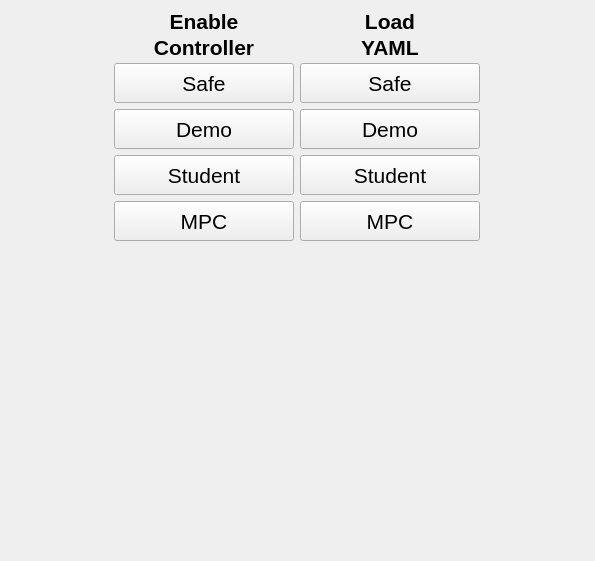
The window that pps_ws/src/d_fall_pps/GUI_Qt/flyingAgentGUI/forms/enablecontrollerloadyamlbar.ui (alexdidier/rampc-quadrotor) describes before a commit, drawn with Qt 5.
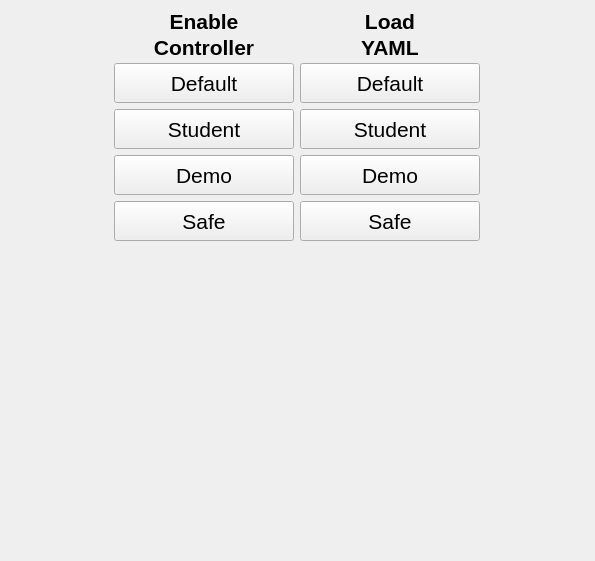
The same window after the commit.

What changed in the file:
```diff
--- a/pps_ws/src/d_fall_pps/GUI_Qt/flyingAgentGUI/forms/enablecontrollerloadyamlbar.ui
+++ b/pps_ws/src/d_fall_pps/GUI_Qt/flyingAgentGUI/forms/enablecontrollerloadyamlbar.ui
@@ -27,6 +27,62 @@
   <layout class="QGridLayout" name="gridLayout_2">
    <item row="0" column="0">
     <layout class="QGridLayout" name="gridLayout">
+     <item row="7" column="1">
+      <widget class="QPushButton" name="load_yaml_safe_button">
+       <property name="sizePolicy">
+        <sizepolicy hsizetype="Minimum" vsizetype="Fixed">
+         <horstretch>0</horstretch>
+         <verstretch>0</verstretch>
+        </sizepolicy>
+       </property>
+       <property name="minimumSize">
+        <size>
+         <width>120</width>
+         <height>40</height>
+        </size>
+       </property>
+       <property name="maximumSize">
+        <size>
+         <width>180</width>
+         <height>40</height>
+        </size>
+       </property>
+       <property name="text">
+        <string>Safe</string>
+       </property>
+      </widget>
+     </item>
+     <item row="7" column="0">
+      <widget class="QPushButton" name="enable_safe_button">
+       <property name="sizePolicy">
+        <sizepolicy hsizetype="Minimum" vsizetype="Fixed">
+         <horstretch>0</horstretch>
+         <verstretch>0</verstretch>
+        </sizepolicy>
+       </property>
+       <property name="minimumSize">
+        <size>
+         <width>120</width>
+         <height>40</height>
+        </size>
+       </property>
+       <property name="maximumSize">
+        <size>
+         <width>180</width>
+         <height>40</height>
+        </size>
+       </property>
+       <property name="font">
+        <font>
+         <weight>50</weight>
+         <bold>false</bold>
+        </font>
+       </property>
+       <property name="text">
+        <string>Safe</string>
+       </property>
+      </widget>
+     </item>
      <item row="0" column="0">
       <widget class="QLabel" name="enable_controller_top_label">
        <property name="sizePolicy">
@@ -95,7 +151,7 @@
        </property>
       </widget>
      </item>
-     <item row="3" column="1">
+     <item row="4" column="1">
       <widget class="QPushButton" name="load_yaml_demo_button">
        <property name="sizePolicy">
         <sizepolicy hsizetype="Minimum" vsizetype="Fixed">
@@ -120,7 +176,7 @@
        </property>
       </widget>
      </item>
-     <item row="3" column="0">
+     <item row="4" column="0">
       <widget class="QPushButton" name="enable_demo_button">
        <property name="sizePolicy">
         <sizepolicy hsizetype="Minimum" vsizetype="Fixed">
@@ -151,32 +207,7 @@
        </property>
       </widget>
      </item>
-     <item row="2" column="1">
-      <widget class="QPushButton" name="load_yaml_safe_button">
-       <property name="sizePolicy">
-        <sizepolicy hsizetype="Minimum" vsizetype="Fixed">
-         <horstretch>0</horstretch>
-         <verstretch>0</verstretch>
-        </sizepolicy>
-       </property>
-       <property name="minimumSize">
-        <size>
-         <width>120</width>
-         <height>40</height>
-        </size>
-       </property>
-       <property name="maximumSize">
-        <size>
-         <width>180</width>
-         <height>40</height>
-        </size>
-       </property>
-       <property name="text">
-        <string>Safe</string>
-       </property>
-      </widget>
-     </item>
-     <item row="6" column="0">
+     <item row="8" column="0">
       <spacer name="verticalSpacer">
        <property name="orientation">
         <enum>Qt::Vertical</enum>
@@ -257,7 +288,63 @@
        </property>
       </widget>
      </item>
-     <item row="4" column="0">
+     <item row="2" column="0">
+      <widget class="QPushButton" name="enable_default_button">
+       <property name="sizePolicy">
+        <sizepolicy hsizetype="Minimum" vsizetype="Fixed">
+         <horstretch>0</horstretch>
+         <verstretch>0</verstretch>
+        </sizepolicy>
+       </property>
+       <property name="minimumSize">
+        <size>
+         <width>120</width>
+         <height>40</height>
+        </size>
+       </property>
+       <property name="maximumSize">
+        <size>
+         <width>180</width>
+         <height>40</height>
+        </size>
+       </property>
+       <property name="font">
+        <font>
+         <weight>50</weight>
+         <bold>false</bold>
+        </font>
+       </property>
+       <property name="text">
+        <string>Default</string>
+       </property>
+      </widget>
+     </item>
+     <item row="2" column="1">
+      <widget class="QPushButton" name="load_yaml_default_button">
+       <property name="sizePolicy">
+        <sizepolicy hsizetype="Minimum" vsizetype="Fixed">
+         <horstretch>0</horstretch>
+         <verstretch>0</verstretch>
+        </sizepolicy>
+       </property>
+       <property name="minimumSize">
+        <size>
+         <width>120</width>
+         <height>40</height>
+        </size>
+       </property>
+       <property name="maximumSize">
+        <size>
+         <width>180</width>
+         <height>40</height>
+        </size>
+       </property>
+       <property name="text">
+        <string>Default</string>
+       </property>
+      </widget>
+     </item>
+     <item row="3" column="0">
       <widget class="QPushButton" name="enable_student_button">
        <property name="sizePolicy">
         <sizepolicy hsizetype="Minimum" vsizetype="Fixed">
@@ -288,7 +375,7 @@
        </property>
       </widget>
      </item>
-     <item row="4" column="1">
+     <item row="3" column="1">
       <widget class="QPushButton" name="load_yaml_student_button">
        <property name="sizePolicy">
         <sizepolicy hsizetype="Minimum" vsizetype="Fixed">
@@ -313,93 +400,6 @@
        </property>
       </widget>
      </item>
-     <item row="5" column="0">
-      <widget class="QPushButton" name="enable_mpc_button">
-       <property name="sizePolicy">
-        <sizepolicy hsizetype="Minimum" vsizetype="Fixed">
-         <horstretch>0</horstretch>
-         <verstretch>0</verstretch>
-        </sizepolicy>
-       </property>
-       <property name="minimumSize">
-        <size>
-         <width>120</width>
-         <height>40</height>
-        </size>
-       </property>
-       <property name="maximumSize">
-        <size>
-         <width>180</width>
-         <height>40</height>
-        </size>
-       </property>
-       <property name="font">
-        <font>
-         <weight>50</weight>
-         <bold>false</bold>
-        </font>
-       </property>
-       <property name="text">
-        <string>MPC</string>
-       </property>
-      </widget>
-     </item>
-     <item row="5" column="1">
-      <widget class="QPushButton" name="load_yaml_mpc_button">
-       <property name="sizePolicy">
-        <sizepolicy hsizetype="Minimum" vsizetype="Fixed">
-         <horstretch>0</horstretch>
-         <verstretch>0</verstretch>
-        </sizepolicy>
-       </property>
-       <property name="minimumSize">
-        <size>
-         <width>120</width>
-         <height>40</height>
-        </size>
-       </property>
-       <property name="maximumSize">
-        <size>
-         <width>180</width>
-         <height>40</height>
-        </size>
-       </property>
-       <property name="text">
-        <string>MPC</string>
-       </property>
-      </widget>
-     </item>
-     <item row="2" column="0">
-      <widget class="QPushButton" name="enable_safe_button">
-       <property name="sizePolicy">
-        <sizepolicy hsizetype="Minimum" vsizetype="Fixed">
-         <horstretch>0</horstretch>
-         <verstretch>0</verstretch>
-        </sizepolicy>
-       </property>
-       <property name="minimumSize">
-        <size>
-         <width>120</width>
-         <height>40</height>
-        </size>
-       </property>
-       <property name="maximumSize">
-        <size>
-         <width>180</width>
-         <height>40</height>
-        </size>
-       </property>
-       <property name="font">
-        <font>
-         <weight>50</weight>
-         <bold>false</bold>
-        </font>
-       </property>
-       <property name="text">
-        <string>Safe</string>
-       </property>
-      </widget>
-     </item>
     </layout>
    </item>
   </layout>
```
